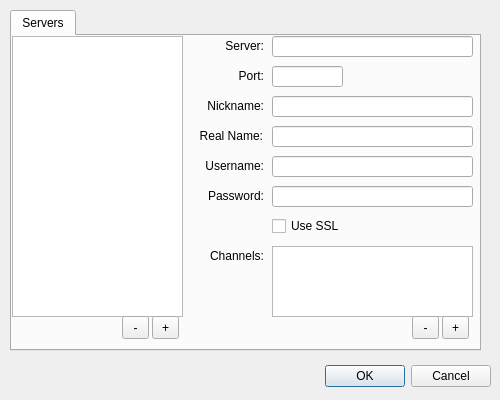
technicallyerik/WIRK, file preferences.ui: the form before one commit.
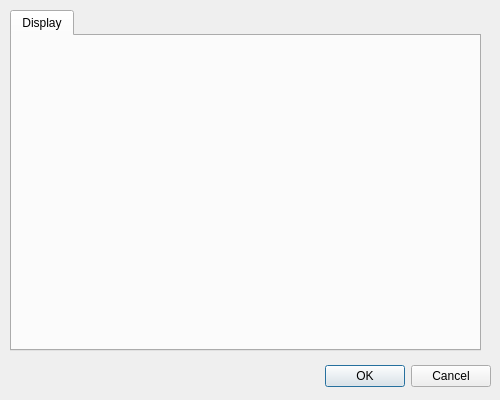
The form after the commit.

Commit message: Save the state of servers and channels to a file on exit

```diff
--- a/preferences.ui
+++ b/preferences.ui
@@ -43,271 +43,8 @@
    </property>
    <widget class="QWidget" name="servers">
     <attribute name="title">
-     <string>Servers</string>
+     <string>Display</string>
     </attribute>
-    <widget class="QListView" name="serverList">
-     <property name="geometry">
-      <rect>
-       <x>0</x>
-       <y>0</y>
-       <width>171</width>
-       <height>281</height>
-      </rect>
-     </property>
-    </widget>
-    <widget class="QToolButton" name="addServer">
-     <property name="geometry">
-      <rect>
-       <x>140</x>
-       <y>280</y>
-       <width>27</width>
-       <height>23</height>
-      </rect>
-     </property>
-     <property name="text">
-      <string>+</string>
-     </property>
-    </widget>
-    <widget class="QToolButton" name="deleteServer">
-     <property name="geometry">
-      <rect>
-       <x>110</x>
-       <y>280</y>
-       <width>27</width>
-       <height>23</height>
-      </rect>
-     </property>
-     <property name="text">
-      <string>-</string>
-     </property>
-    </widget>
-    <widget class="QLineEdit" name="server">
-     <property name="geometry">
-      <rect>
-       <x>260</x>
-       <y>0</y>
-       <width>201</width>
-       <height>21</height>
-      </rect>
-     </property>
-    </widget>
-    <widget class="QLineEdit" name="port">
-     <property name="geometry">
-      <rect>
-       <x>260</x>
-       <y>30</y>
-       <width>71</width>
-       <height>21</height>
-      </rect>
-     </property>
-     <property name="maxLength">
-      <number>8</number>
-     </property>
-    </widget>
-    <widget class="QLineEdit" name="username">
-     <property name="geometry">
-      <rect>
-       <x>260</x>
-       <y>120</y>
-       <width>201</width>
-       <height>21</height>
-      </rect>
-     </property>
-    </widget>
-    <widget class="QLineEdit" name="nickname">
-     <property name="geometry">
-      <rect>
-       <x>260</x>
-       <y>60</y>
-       <width>201</width>
-       <height>21</height>
-      </rect>
-     </property>
-    </widget>
-    <widget class="QLineEdit" name="realName">
-     <property name="geometry">
-      <rect>
-       <x>260</x>
-       <y>90</y>
-       <width>201</width>
-       <height>21</height>
-      </rect>
-     </property>
-    </widget>
-    <widget class="QLineEdit" name="password">
-     <property name="geometry">
-      <rect>
-       <x>260</x>
-       <y>150</y>
-       <width>201</width>
-       <height>21</height>
-      </rect>
-     </property>
-     <property name="echoMode">
-      <enum>QLineEdit::Password</enum>
-     </property>
-    </widget>
-    <widget class="QCheckBox" name="useSSL">
-     <property name="geometry">
-      <rect>
-       <x>260</x>
-       <y>180</y>
-       <width>87</width>
-       <height>20</height>
-      </rect>
-     </property>
-     <property name="text">
-      <string>Use SSL</string>
-     </property>
-    </widget>
-    <widget class="QListView" name="listView">
-     <property name="geometry">
-      <rect>
-       <x>260</x>
-       <y>210</y>
-       <width>201</width>
-       <height>71</height>
-      </rect>
-     </property>
-    </widget>
-    <widget class="QLabel" name="label">
-     <property name="geometry">
-      <rect>
-       <x>181</x>
-       <y>0</y>
-       <width>71</width>
-       <height>20</height>
-      </rect>
-     </property>
-     <property name="text">
-      <string>Server:</string>
-     </property>
-     <property name="alignment">
-      <set>Qt::AlignRight|Qt::AlignTrailing|Qt::AlignVCenter</set>
-     </property>
-    </widget>
-    <widget class="QLabel" name="label_2">
-     <property name="geometry">
-      <rect>
-       <x>181</x>
-       <y>30</y>
-       <width>71</width>
-       <height>20</height>
-      </rect>
-     </property>
-     <property name="text">
-      <string>Port:</string>
-     </property>
-     <property name="alignment">
-      <set>Qt::AlignRight|Qt::AlignTrailing|Qt::AlignVCenter</set>
-     </property>
-    </widget>
-    <widget class="QLabel" name="label_3">
-     <property name="geometry">
-      <rect>
-       <x>181</x>
-       <y>60</y>
-       <width>71</width>
-       <height>20</height>
-      </rect>
-     </property>
-     <property name="text">
-      <string>Nickname:</string>
-     </property>
-     <property name="alignment">
-      <set>Qt::AlignRight|Qt::AlignTrailing|Qt::AlignVCenter</set>
-     </property>
-    </widget>
-    <widget class="QLabel" name="label_4">
-     <property name="geometry">
-      <rect>
-       <x>180</x>
-       <y>90</y>
-       <width>71</width>
-       <height>20</height>
-      </rect>
-     </property>
-     <property name="text">
-      <string>Real Name:</string>
-     </property>
-     <property name="alignment">
-      <set>Qt::AlignRight|Qt::AlignTrailing|Qt::AlignVCenter</set>
-     </property>
-    </widget>
-    <widget class="QLabel" name="label_5">
-     <property name="geometry">
-      <rect>
-       <x>181</x>
-       <y>120</y>
-       <width>71</width>
-       <height>20</height>
-      </rect>
-     </property>
-     <property name="text">
-      <string>Username:</string>
-     </property>
-     <property name="alignment">
-      <set>Qt::AlignRight|Qt::AlignTrailing|Qt::AlignVCenter</set>
-     </property>
-    </widget>
-    <widget class="QLabel" name="label_6">
-     <property name="geometry">
-      <rect>
-       <x>181</x>
-       <y>150</y>
-       <width>71</width>
-       <height>20</height>
-      </rect>
-     </property>
-     <property name="text">
-      <string>Password:</string>
-     </property>
-     <property name="alignment">
-      <set>Qt::AlignRight|Qt::AlignTrailing|Qt::AlignVCenter</set>
-     </property>
-    </widget>
-    <widget class="QLabel" name="label_7">
-     <property name="geometry">
-      <rect>
-       <x>181</x>
-       <y>210</y>
-       <width>71</width>
-       <height>20</height>
-      </rect>
-     </property>
-     <property name="text">
-      <string>Channels:</string>
-     </property>
-     <property name="alignment">
-      <set>Qt::AlignRight|Qt::AlignTrailing|Qt::AlignVCenter</set>
-     </property>
-    </widget>
-    <widget class="QToolButton" name="addChannel">
-     <property name="geometry">
-      <rect>
-       <x>430</x>
-       <y>280</y>
-       <width>27</width>
-       <height>23</height>
-      </rect>
-     </property>
-     <property name="text">
-      <string>+</string>
-     </property>
-    </widget>
-    <widget class="QToolButton" name="removeChannel">
-     <property name="geometry">
-      <rect>
-       <x>400</x>
-       <y>280</y>
-       <width>27</width>
-       <height>23</height>
-      </rect>
-     </property>
-     <property name="text">
-      <string>-</string>
-     </property>
-    </widget>
    </widget>
   </widget>
  </widget>
```
Left out of the diff: 15 changed lines with no effect on the pictures. The commit also changes 12 other files.
